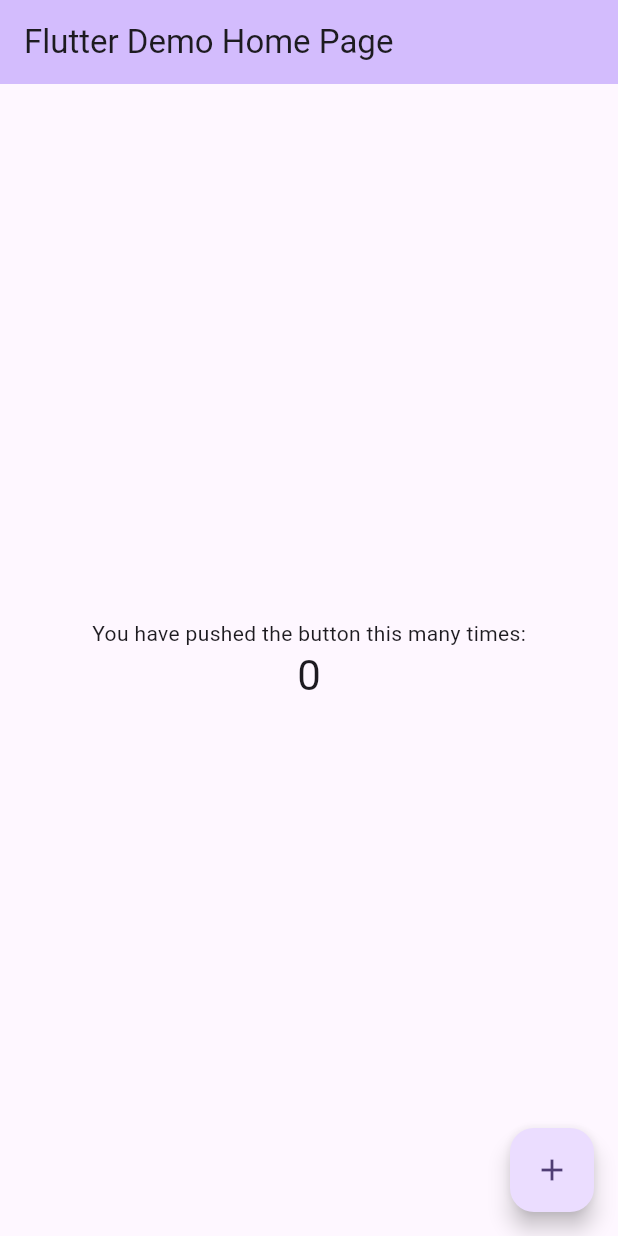
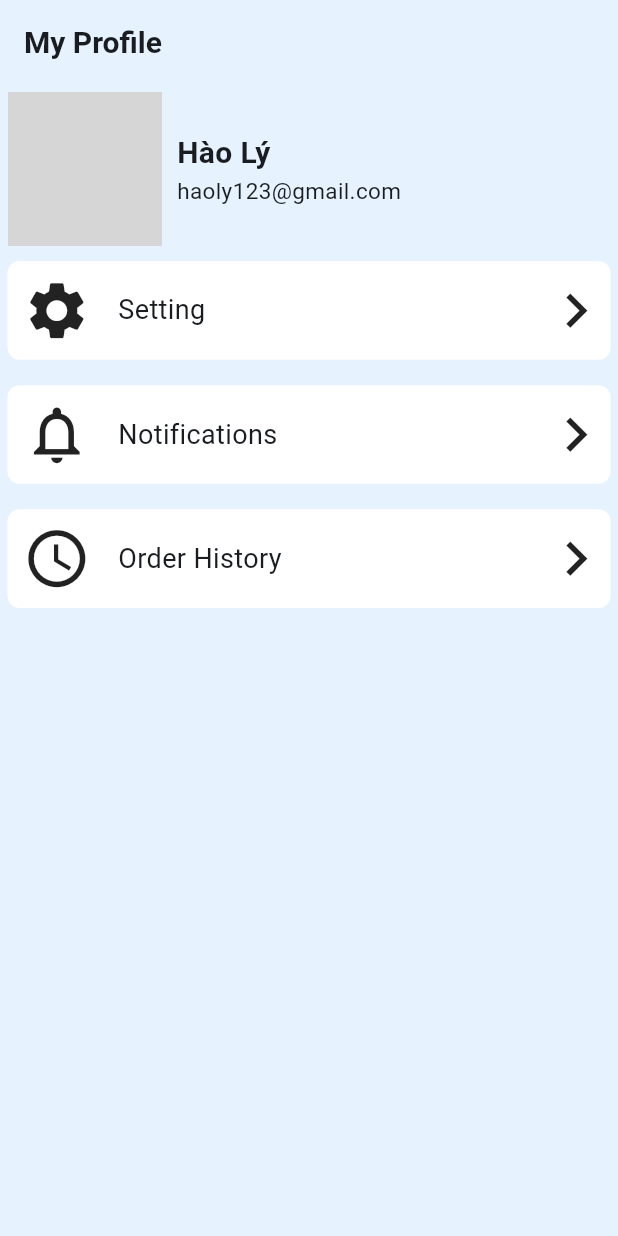
Before and after one commit to NguyenMinhKhoi-CDTH19PMC/DoAnDiDong, a Flutter app: the screen it shows after launch, on a phone screen of 412 x 824 dp. Run offline on Flutter 3.47's test engine with Material 3 defaults, Android fonts, the phone set to English and light mode, and no system bars; our stand-ins replace firebase_core; accounts and stored records are empty; network calls fail; grey boxes are pictures that could not be loaded.

Commit message:
Update
Create Profile Screen

```diff
--- /dev/null
+++ b/app_adidark_store/lib/item/profile_item.dart
@@ -0,0 +1,60 @@
+import 'package:flutter/material.dart';
+
+class ProfileItem extends StatelessWidget {
+  const ProfileItem({
+    super.key,
+    required this.icon,
+    required this.title,
+    this.sub = "",
+    // required this.onTap,
+  });
+
+  final IconData icon;
+  final String title, sub;
+  // final Function() onTap;
+
+  @override
+  Widget build(BuildContext context) {
+    return GestureDetector(
+      // onTap: onTap,
+      child: Padding(
+        padding: const EdgeInsets.fromLTRB(0, 10, 0, 7),
+        child: Container(
+          decoration: BoxDecoration(
+              color: Colors.white, borderRadius: BorderRadius.circular(8)),
+          child: Row(
+            mainAxisAlignment: MainAxisAlignment.spaceBetween,
+            children: [
+              Row(
+                children: [
+                  Padding(
+                    padding: const EdgeInsets.fromLTRB(10, 10, 18, 10),
+                    child:
+                        Icon(icon, size: MediaQuery.of(context).size.width / 9),
+                  ),
+                  Column(
+                    crossAxisAlignment: CrossAxisAlignment.start,
+                    mainAxisAlignment: MainAxisAlignment.center,
+                    children: [
+                      Text(
+                        title,
+                        style: TextStyle(fontSize: 18),
+                      ),
+                      if (sub != "")
+                        Text(
+                          sub,
+                          style: TextStyle(fontSize: 14, color: Colors.grey),
+                        )
+                    ],
+                  )
+                ],
+              ),
+              Icon(Icons.chevron_right_sharp,
+                  size: MediaQuery.of(context).size.width / 9)
+            ],
+          ),
+        ),
+      ),
+    );
+  }
+}
--- a/app_adidark_store/lib/main.dart
+++ b/app_adidark_store/lib/main.dart
@@ -1,3 +1,4 @@
+import 'package:app_adidark_store/view/profile_screen.dart';
 import 'package:flutter/material.dart';
 import 'package:firebase_core/firebase_core.dart';
 import 'firebase_options.dart';
@@ -18,113 +19,13 @@ class MyApp extends StatelessWidget {
     return MaterialApp(
       title: 'Flutter Demo',
       theme: ThemeData(
-        // This is the theme of your application.
-        //
-        // TRY THIS: Try running your application with "flutter run". You'll see
-        // the application has a blue toolbar. Then, without quitting the app,
-        // try changing the seedColor in the colorScheme below to Colors.green
-        // and then invoke "hot reload" (save your changes or press the "hot
-        // reload" button in a Flutter-supported IDE, or press "r" if you used
-        // the command line to start the app).
-        //
-        // Notice that the counter didn't reset back to zero; the application
-        // state is not lost during the reload. To reset the state, use hot
-        // restart instead.
-        //
-        // This works for code too, not just values: Most code changes can be
-        // tested with just a hot reload.
-        colorScheme: ColorScheme.fromSeed(seedColor: Colors.deepPurple),
+        colorScheme: ColorScheme.fromSeed(seedColor: Colors.blue),
         useMaterial3: true,
       ),
-      home: const MyHomePage(title: 'Flutter Demo Home Page'),
+      home: ProfileScreen(
+          name: "Hào Lý",
+          email: "haoly123@gmail.com",
+          img: "https://avatars.githubusercontent.com/u/134797173?v=4"),
     );
   }
 }
-
-class MyHomePage extends StatefulWidget {
-  const MyHomePage({super.key, required this.title});
-
-  // This widget is the home page of your application. It is stateful, meaning
-  // that it has a State object (defined below) that contains fields that affect
-  // how it looks.
-
-  // This class is the configuration for the state. It holds the values (in this
-  // case the title) provided by the parent (in this case the App widget) and
-  // used by the build method of the State. Fields in a Widget subclass are
-  // always marked "final".
-
-  final String title;
-
-  @override
-  State<MyHomePage> createState() => _MyHomePageState();
-}
-
-class _MyHomePageState extends State<MyHomePage> {
-  int _counter = 0;
-
-  void _incrementCounter() {
-    setState(() {
-      // This call to setState tells the Flutter framework that something has
-      // changed in this State, which causes it to rerun the build method below
-      // so that the display can reflect the updated values. If we changed
-      // _counter without calling setState(), then the build method would not be
-      // called again, and so nothing would appear to happen.
-      _counter++;
-    });
-  }
-
-  @override
-  Widget build(BuildContext context) {
-    // This method is rerun every time setState is called, for instance as done
-    // by the _incrementCounter method above.
-    //
-    // The Flutter framework has been optimized to make rerunning build methods
-    // fast, so that you can just rebuild anything that needs updating rather
-    // than having to individually change instances of widgets.
-    return Scaffold(
-      appBar: AppBar(
-        // TRY THIS: Try changing the color here to a specific color (to
-        // Colors.amber, perhaps?) and trigger a hot reload to see the AppBar
-        // change color while the other colors stay the same.
-        backgroundColor: Theme.of(context).colorScheme.inversePrimary,
-        // Here we take the value from the MyHomePage object that was created by
-        // the App.build method, and use it to set our appbar title.
-        title: Text(widget.title),
-      ),
-      body: Center(
-        // Center is a layout widget. It takes a single child and positions it
-        // in the middle of the parent.
-        child: Column(
-          // Column is also a layout widget. It takes a list of children and
-          // arranges them vertically. By default, it sizes itself to fit its
-          // children horizontally, and tries to be as tall as its parent.
-          //
-          // Column has various properties to control how it sizes itself and
-          // how it positions its children. Here we use mainAxisAlignment to
-          // center the children vertically; the main axis here is the vertical
-          // axis because Columns are vertical (the cross axis would be
-          // horizontal).
-          //
-          // TRY THIS: Invoke "debug painting" (choose the "Toggle Debug Paint"
-          // action in the IDE, or press "p" in the console), to see the
-          // wireframe for each widget.
-          mainAxisAlignment: MainAxisAlignment.center,
-          children: <Widget>[
-            const Text(
-              'You have pushed the button this many times:',
-            ),
-            Text(
-              '$_counter',
-              style: Theme.of(context).textTheme.headlineMedium,
-            ),
-          ],
-        ),
-      ),
-      floatingActionButton: FloatingActionButton(
-        onPressed: _incrementCounter,
-        tooltip: 'Increment',
-        child: const Icon(Icons.add),
-      ), // This trailing comma makes auto-formatting nicer for build methods.
-    );
-  }
-}
--- /dev/null
+++ b/app_adidark_store/lib/view/profile_screen.dart
@@ -0,0 +1,105 @@
+import 'package:app_adidark_store/item/profile_item.dart';
+import 'package:flutter/material.dart';
+
+// ignore: must_be_immutable
+class ProfileScreen extends StatelessWidget {
+  ProfileScreen({
+    super.key,
+    required this.name,
+    required this.email,
+    required this.img,
+  });
+
+  final String img;
+  String name, email;
+
+  @override
+  Widget build(BuildContext context) {
+    if (email.length > 27) {
+      email = email.substring(0, 27) + "...";
+    }
+
+    if (name.length > 20) {
+      name = name.substring(0, 20) + "...";
+    }
+
+    return Scaffold(
+      appBar: AppBar(
+        backgroundColor: Color.fromRGBO(203, 233, 255, 0.4),
+        title: Text(
+          "My Profile",
+          style: TextStyle(
+            fontWeight: FontWeight.bold,
+            fontSize: 20,
+          ),
+        ),
+      ),
+      body: Center(
+        child: Container(
+          decoration: BoxDecoration(
+            color: Color.fromRGBO(203, 233, 255, 0.4),
+          ),
+          child: Padding(
+            padding: const EdgeInsets.all(5.0),
+            child: Column(
+              children: [
+                Container(
+                  child: Row(
+                    children: [
+                      Padding(
+                        padding: const EdgeInsets.only(right: 10),
+                        child: ClipRRect(
+                          borderRadius: BorderRadius.circular(100),
+                          child: Image.network(
+                            img,
+                            width: MediaQuery.of(context).size.width / 4,
+                            fit: BoxFit.fill,
+                          ),
+                        ),
+                      ),
+                      Container(
+                        width: MediaQuery.of(context).size.width / 1.5,
+                        child: Column(
+                          crossAxisAlignment: CrossAxisAlignment.start,
+                          mainAxisAlignment: MainAxisAlignment.center,
+                          children: [
+                            Text(
+                              name,
+                              style: TextStyle(
+                                fontSize: 20,
+                                fontWeight: FontWeight.bold,
+                              ),
+                            ),
+                            Text(
+                              email,
+                              style: TextStyle(
+                                fontSize: 15,
+                              ),
+                            ),
+                          ],
+                        ),
+                      ),
+                    ],
+                  ),
+                ),
+                Expanded(
+                    child: SingleChildScrollView(
+                  child: Column(
+                    children: [
+                      ProfileItem(icon: Icons.settings, title: "Setting"),
+                      ProfileItem(
+                          icon: Icons.notifications_none,
+                          title: "Notifications"),
+                      ProfileItem(
+                          icon: Icons.access_time, title: "Order History"),
+                    ],
+                  ),
+                ))
+              ],
+            ),
+          ),
+        ),
+      ),
+    );
+  }
+}
```
Also changed, not shown: app_adidark_store/pubspec.lock, 2 other files.
